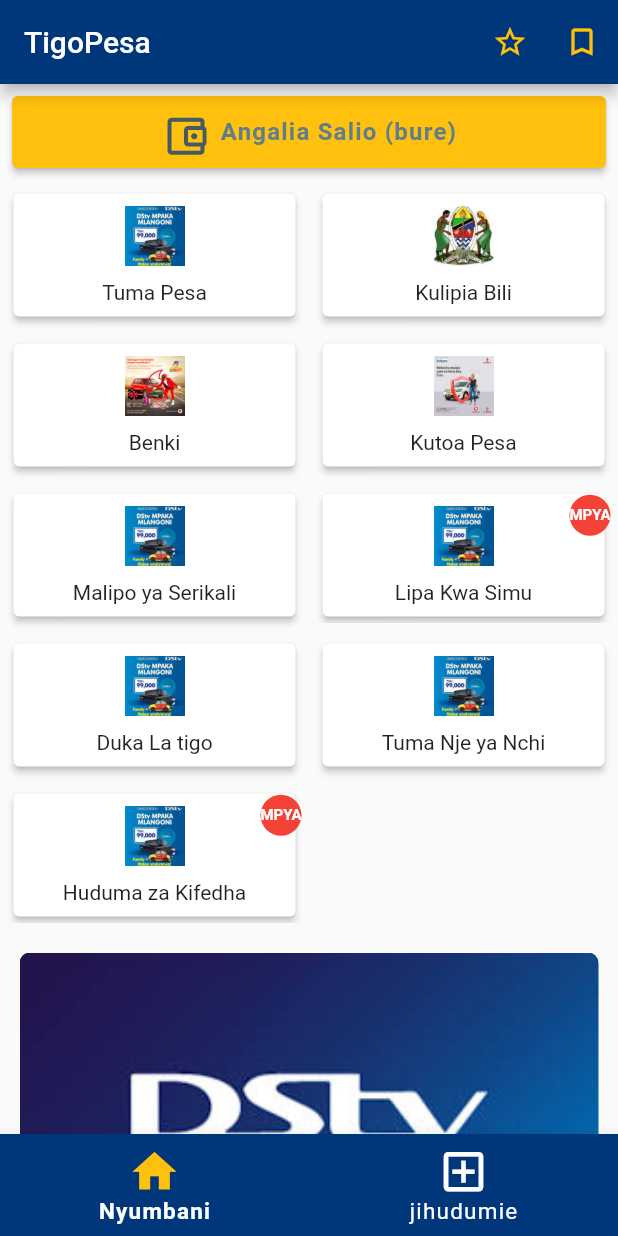
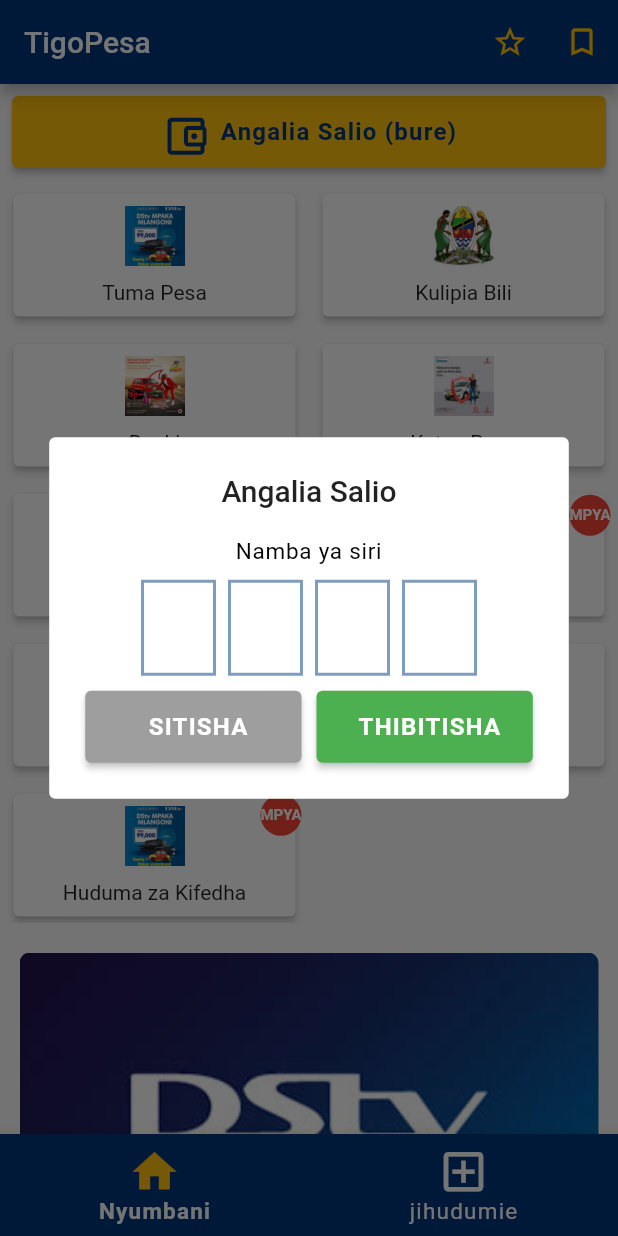
Before and after one commit to Mideny21/tigopesa_ui, a Flutter app: the screen it shows after launch, after a tap on "Angalia Salio (bure)", on a phone screen of 412 x 824 dp. Run offline on Flutter 3.47's test engine with Material 2 defaults, Android fonts, the light colour scheme and no system bars; drawn by our look-alikes of pin_code_text_field; our stand-ins replace badges, smooth_page_indicator; missing offline and left inert: dart:ffi.

Commit message:
added check balance

```diff
--- a/lib/components/service_panel.dart
+++ b/lib/components/service_panel.dart
@@ -223,6 +223,7 @@
                 Container(
                   decoration: containerstyle,
                   child: DropdownButtonFormField<String>(
+                    icon: Icon(Icons.keyboard_arrow_down_rounded, size: 26),
                     value: dropdownValue,
                     hint: const Text(
                       'Chagua Malipo',
@@ -241,7 +242,8 @@
                       });
                     },
                     decoration: InputDecoration(
-                      hintStyle: TextStyle(color: AppColors.primaryColor),
+                      hintStyle: TextStyle(
+                          color: AppColors.primaryColor.withOpacity(0.7)),
                       border: InputBorder.none,
                       focusedBorder: InputBorder.none,
                       enabledBorder: InputBorder.none,
--- a/lib/pages/benki/kwendaTigoPesa.dart
+++ b/lib/pages/benki/kwendaTigoPesa.dart
@@ -45,6 +45,8 @@
                       Container(
                         decoration: containerstyle,
                         child: DropdownButtonFormField<String>(
+                          icon:
+                              Icon(Icons.keyboard_arrow_down_rounded, size: 26),
                           value: dropdownValue,
                           hint: const Text(
                             'Chagua Benki',
--- a/lib/pages/home_screen.dart
+++ b/lib/pages/home_screen.dart
@@ -1,8 +1,10 @@
 import 'package:flutter/material.dart';
+import 'package:pin_code_text_field/pin_code_text_field.dart';
 import 'package:tigo_pesa/utils/colors.dart';
 
 import '../components/service_panel.dart';
 import '../components/slider_ad.dart';
+import '../utils/text_styles.dart';
 import '../widgets/custom_button.dart';
 
 class HomeScreen extends StatefulWidget {
@@ -15,21 +17,148 @@
 class _HomeScreenState extends State<HomeScreen> {
   @override
   Widget build(BuildContext context) {
-    return SingleChildScrollView(
+    return Scaffold(
+      body: SingleChildScrollView(
         child: Column(
           children: [
             Padding(
-            padding: const EdgeInsets.symmetric(horizontal: 8.0, vertical: 8.0),
+              padding:
+                  const EdgeInsets.symmetric(horizontal: 8.0, vertical: 8.0),
               child: CustomButton(
                   color: AppColors.yellowColors,
                   leading: true,
-                tap: () {},
+                  textColor: AppColors.primaryColor,
+                  tap: () => checkBalance(context),
                   text: "Angalia Salio (bure)"),
             ),
             const ServicePanel(),
             const AdvertisementPanel()
           ],
         ),
+      ),
+    );
+  }
+
+  Future<void> showBalance(BuildContext context) async {
+    Navigator.of(context).pop(); //
+
+    return showDialog(
+        context: context,
+        barrierDismissible: true, // user must tap button!
+
+        builder: (BuildContext context) {
+          return AlertDialog(
+            backgroundColor: AppColors.yellowColors,
+            insetPadding: const EdgeInsets.symmetric(horizontal: 5),
+            elevation: 0,
+            content: Column(
+              mainAxisSize: MainAxisSize.min,
+              mainAxisAlignment: MainAxisAlignment.center,
+              crossAxisAlignment: CrossAxisAlignment.center,
+              children: [
+                Icon(Icons.account_balance_wallet_outlined,
+                    size: 50, color: AppColors.primaryColor),
+                SizedBox(height: 20),
+                Text(
+                  'Salio jipya ni:',
+                  style: TextStyle(
+                      color: AppColors.primaryColor,
+                      fontSize: 28,
+                      fontWeight: FontWeight.bold),
+                ),
+                SizedBox(height: 20),
+                Text(
+                  'Tsh 20,356',
+                  style: TextStyle(
+                      color: AppColors.primaryColor,
+                      fontSize: 35,
+                      fontWeight: FontWeight.bold),
+                ),
+              ],
+            ),
+          );
+        });
+  }
+
+  Future<void> checkBalance(BuildContext context) async {
+    return showDialog<void>(
+      context: context,
+      barrierDismissible: true, // user must tap button!
+      builder: (BuildContext context) {
+        return AlertDialog(
+          insetPadding: const EdgeInsets.symmetric(horizontal: 5),
+          elevation: 0,
+          title: const Text('Angalia Salio', textAlign: TextAlign.center),
+          content: Column(mainAxisSize: MainAxisSize.min, children: [
+            Column(
+              children: [
+                const Text(
+                  "Namba ya siri",
+                  textAlign: TextAlign.center,
+                  style: titleStyle,
+                ),
+                const SizedBox(height: 10),
+                PinCodeTextField(
+                  //  highlightPinBoxColor: AppColors.primaryColor,
+                  autofocus: true,
+                  hideCharacter: true,
+                  highlight: true,
+                  highlightColor: AppColors.primaryColor,
+                  defaultBorderColor: AppColors.primaryColor.withOpacity(0.5),
+
+                  onTextChanged: (text) {
+                    setState(() {});
+                  },
+                  onDone: (text) {
+                    print("DONE $text");
+                  },
+                  pinBoxWidth: 50,
+                  pinBoxHeight: 64,
+                  hasUnderline: false,
+                  wrapAlignment: WrapAlignment.spaceAround,
+                  pinBoxDecoration:
+                      ProvidedPinBoxDecoration.defaultPinBoxDecoration,
+                  pinTextStyle:
+                      TextStyle(fontSize: 30.0, color: AppColors.primaryColor),
+                  pinTextAnimatedSwitcherTransition:
+                      ProvidedPinBoxTextAnimation.scalingTransition,
+                  //               pinBoxColor: AppColors.primaryColor,
+                  pinTextAnimatedSwitcherDuration: Duration(milliseconds: 300),
+//                    highlightAnimation: true,
+                  highlightAnimationBeginColor: AppColors.primaryColor,
+                  highlightAnimationEndColor: AppColors.primaryColor,
+                  keyboardType: TextInputType.number,
+                ),
+                const SizedBox(height: 10),
+              ],
+            ),
+            Row(
+              mainAxisAlignment: MainAxisAlignment.spaceBetween,
+              children: [
+                SizedBox(
+                    width: MediaQuery.of(context).size.width * 0.35,
+                    child: CustomButton(
+                      tap: () {
+                        Navigator.of(context).pop(); //
+                      },
+                      text: 'SITISHA',
+                      color: Colors.grey,
+                      textColor: Colors.white,
+                    )),
+                SizedBox(width: 10),
+                SizedBox(
+                    width: MediaQuery.of(context).size.width * 0.35,
+                    child: CustomButton(
+                      tap: () => showBalance(context),
+                      text: 'THIBITISHA',
+                      color: Colors.green,
+                      textColor: Colors.white,
+                    )),
+              ],
+            )
+          ]),
+        );
+      },
     );
   }
 }
--- a/lib/utils/text_styles.dart
+++ b/lib/utils/text_styles.dart
@@ -9,4 +9,4 @@
     color: tigoPesaLightBlue,
     borderRadius: BorderRadius.circular(3),
     border:
-        Border.all(color: AppColors.primaryColor.withOpacity(0.4), width: 2));
+        Border.all(color: AppColors.primaryColor.withOpacity(0.7), width: 1));
--- a/lib/widgets/custom_button.dart
+++ b/lib/widgets/custom_button.dart
@@ -46,7 +46,7 @@
                 letterSpacing: 0.8)),
         icon: leading
             ? Icon(Icons.account_balance_wallet_outlined,
-                color: Colors.blueGrey[700], size: 33)
+                color: AppColors.primaryColor, size: 33)
             : Container(),
       ),
     );
--- a/pubspec.yaml
+++ b/pubspec.yaml
@@ -38,6 +38,7 @@
   cupertino_icons: ^1.0.2
   badges: ^2.0.3
   smooth_page_indicator: ^1.0.0+2
+  pin_code_text_field: ^1.8.0
 
 dev_dependencies:
   flutter_test:
```
Also changed, not shown: lib/pages/tuma_kwend_nje.dart (+12 -9 lines), lib/widgets/input_forms.dart (+2 -6 lines), pubspec.lock. Lines whose indentation alone changed are shown as unchanged.
